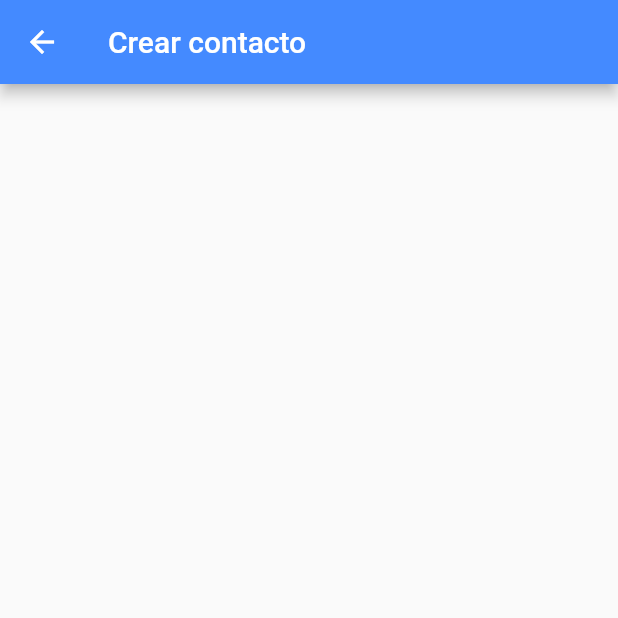
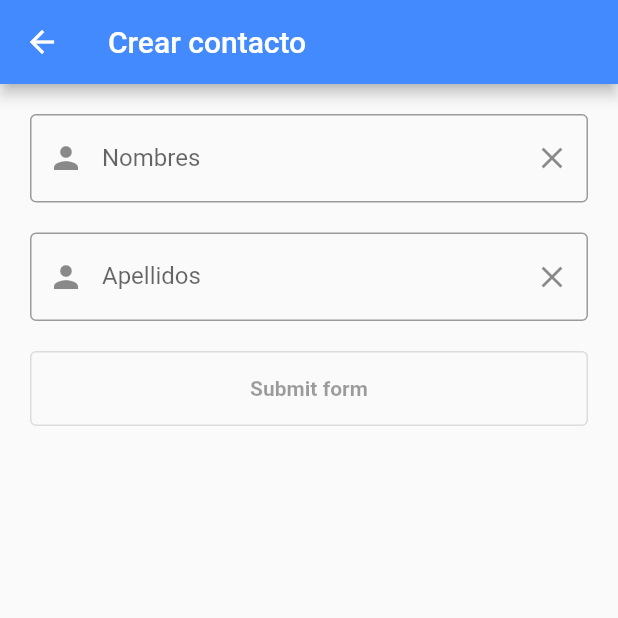
Before and after one commit to FelipeFranco0101/contact_app, a Flutter app: the screen it shows after launch, after a tap on "Contact", on a phone screen of 412 x 824 dp, the top half of it. Run offline on Flutter 3.47's test engine with Material 2 defaults, Android fonts, the light colour scheme and no system bars.

Commit message:
Se crea formulario para crear un contacto. Aun falta dar funcionalidad al boton submit el cual se encargara de guardar en un principio los contactos en una lista y mostrarlos en contact_home_page

```diff
--- a/lib/contact_home_page.dart
+++ b/lib/contact_home_page.dart
@@ -1,4 +1,4 @@
-import 'package:contact_app/main.dart';
+import 'package:contact_app/form_contact_page.dart';
 import 'package:flutter/material.dart';
 
 class ContactHomePages extends StatefulWidget {
@@ -33,7 +33,7 @@ class ContactHomeState extends State<ContactHomePages> {
       ),
       floatingActionButton: FloatingActionButton.extended(
         onPressed: () => {
-          Navigator.of(context).push(MaterialPageRoute(builder: (context) => const ScreenTwo()))
+          Navigator.of(context).push(MaterialPageRoute(builder: (context) => const FormContact()))
         },
         label: const Text('Contact'),
         icon: const Icon(Icons.person_add),
--- /dev/null
+++ b/lib/form_contact_page.dart
@@ -0,0 +1,78 @@
+import 'package:flutter/material.dart';
+
+class FormContact extends StatefulWidget {
+  const FormContact({super.key});
+
+  @override
+  FormContactState createState() => FormContactState();
+}
+
+class FormContactState extends State<FormContact> {
+  final _formKey = GlobalKey<FormState>();
+  var nombresController = TextEditingController();
+  var apellidosController = TextEditingController();
+
+  @override
+  Widget build(BuildContext context) {
+    return Scaffold(
+      appBar: AppBar(
+          title: const Text('Crear contacto'),
+          backgroundColor: Colors.blueAccent),
+          body: Container(
+            padding: const EdgeInsets.all(20.0),
+            child: ListView(
+              children: [
+                Form(
+                  key: _formKey,
+                  child: Column(
+                    crossAxisAlignment: CrossAxisAlignment.start,
+                    children: [
+                      TextFormField(
+                        controller: nombresController,
+                        decoration: InputDecoration(
+                          labelText: 'Nombres',
+                          prefixIcon: const Icon(Icons.person),
+                          border: const OutlineInputBorder(),
+                          suffixIcon: IconButton(
+                            icon: const Icon(Icons.clear),
+                            onPressed: nombresController.clear,
+                          )),
+                          validator: (value) {
+                            return (value!.isEmpty) ? 'Por favor ingrese un nombre' : null;
+                          },
+                      ),
+                      const SizedBox(height: 20.0),
+                      TextFormField(
+                        controller: apellidosController,
+                        decoration: InputDecoration(
+                          labelText: 'Apellidos',
+                          prefixIcon: const Icon(Icons.person),
+                          border: const OutlineInputBorder(),
+                          suffixIcon: IconButton(
+                            icon: const Icon(Icons.clear),
+                            onPressed: apellidosController.clear,
+                          )),
+                          validator: (value) {
+                            return (value!.isEmpty) ? 'Por favor ingrese un nombre' : null;
+                          },
+                      ),
+                      const SizedBox(height: 20.0),
+                    ],
+                  ),
+                ),
+                submitForm(context),
+              ],
+            ),
+          ),
+    );
+  }
+
+  OutlinedButton submitForm(BuildContext context) {
+    return OutlinedButton(
+      style: OutlinedButton.styleFrom(minimumSize: const Size(200, 50)),
+      onPressed: null,
+      child: const Text('Submit form', style: TextStyle(fontWeight: FontWeight.bold))
+    );
+  }
+
+}
--- a/lib/main.dart
+++ b/lib/main.dart
@@ -14,22 +14,3 @@ class MyApp extends StatelessWidget {
     );
   }
 }
-
-class ScreenTwo extends StatefulWidget {
-  const ScreenTwo({super.key});
-
-  @override
-  Screen2State createState() => Screen2State();
-}
-
-class Screen2State extends State<ScreenTwo> {
-  @override
-  Widget build(BuildContext context) {
-    return Scaffold(
-      appBar: AppBar(
-          title: const Text('Crear contacto'),
-          backgroundColor: Colors.blueAccent),
-    );
-  }
-
-}
```
